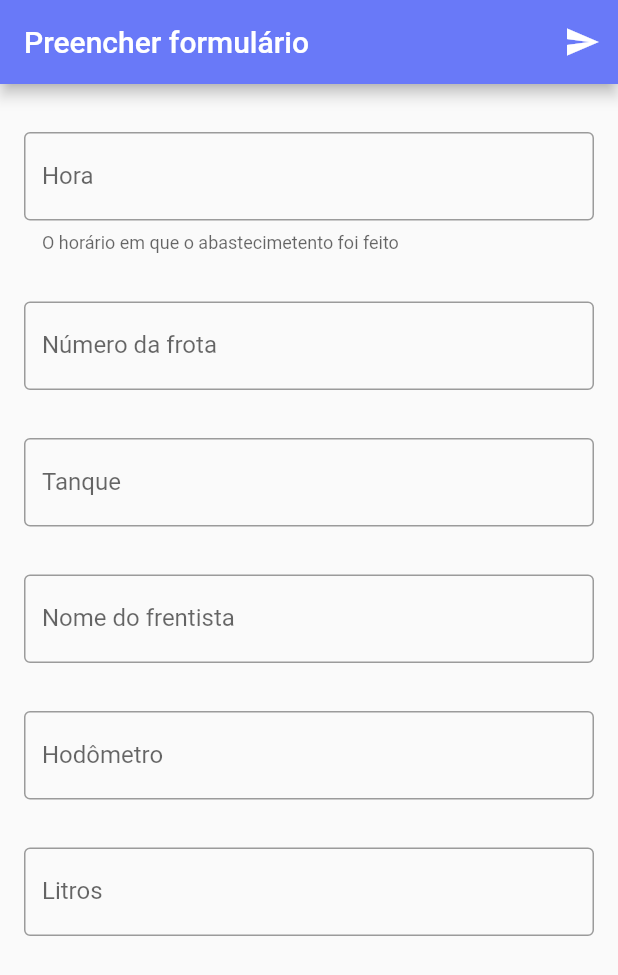
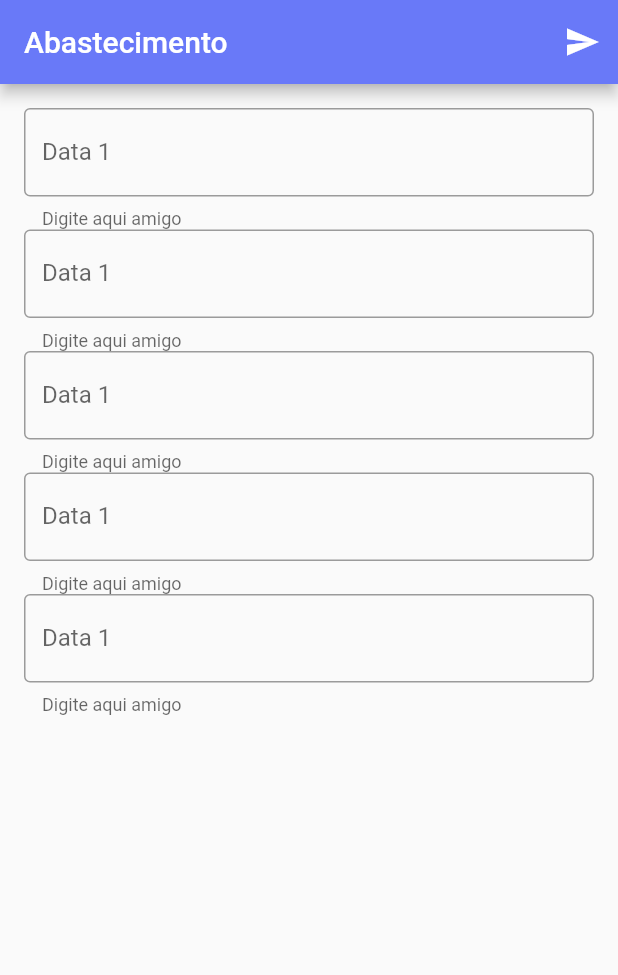
Before and after one commit to fhsbatista/mais-data, a Flutter app: the screen it shows after launch, on a phone screen of 412 x 824 dp. Shown: the top 975 px of the screen. Run offline on Flutter 3.47's test engine with Material 2 defaults, Android fonts, the phone set to English and light mode, and no system bars; our stand-ins replace mask_text_input_formatter.

Commit message:
refactored so that we can create forms from a dtaset that represents a list of widgets

```diff
--- a/lib/fill_form/fill_form_page.dart
+++ b/lib/fill_form/fill_form_page.dart
@@ -1,38 +1,43 @@
 import 'package:flutter/material.dart';
-import 'package:flutter/services.dart';
-import 'package:maisdata/shared/field_validators.dart';
-import 'package:maisdata/shared/formatters.dart';
-import 'package:mask_text_input_formatter/mask_text_input_formatter.dart';
+import 'package:maisdata/widgets/Form.dart' as my;
 import 'package:url_launcher/url_launcher.dart';
 
 class FillFormPage extends StatefulWidget {
+  final my.Form form;
+
+  FillFormPage({@required this.form});
+
   @override
-  _FillFormPageState createState() => _FillFormPageState();
+  _FillFormPageState createState() => _FillFormPageState(form);
 }
 
 class _FillFormPageState extends State<FillFormPage> {
-  String hora = "";
-  String frota = "";
-  String tanque = "";
-  String frentista = "";
-  String hodometro = "";
-  String litros = "";
+  final my.Form form;
 
+  _FillFormPageState(this.form);
+
+  String _data = "";
+  String _hora = "";
+  String _frota = "";
+  String _tanque = "";
+  String _frentista = "";
+  String _hodometro = "";
+  String _litros = "";
   final _formKey = GlobalKey<FormState>();
 
   @override
   Widget build(BuildContext context) {
     return Scaffold(
       appBar: AppBar(
-        title: Text('Preencher formulário'),
+        title: Text(form.title),
         actions: <Widget>[
           Builder(
             builder: (context) => IconButton(
                 icon: Icon(Icons.send),
                 onPressed: () {
                   if (_formKey.currentState.validate()) {
-                    _sendEmail(
-                        hora, frota, tanque, frentista, hodometro, litros);
+                    _sendEmail(_hora, _frota, _tanque, _frentista, _hodometro,
+                        _litros);
                   } else {
                     Scaffold.of(context).showSnackBar(SnackBar(
                       content: Text('Preencha todos os campos'),
@@ -49,100 +54,7 @@ class _FillFormPageState extends State<FillFormPage> {
           child: Form(
             key: _formKey,
             child: Column(
-              children: <Widget>[
-                Container(
-                  margin: EdgeInsets.symmetric(vertical: 16),
-                  child: TextFormField(
-                    inputFormatters: <TextInputFormatter>[
-                      MaskTextInputFormatter(
-                          mask: '##:##', filter: {"#": RegExp(r'[0-9]')})
-                    ],
-                    keyboardType: TextInputType.datetime,
-                    onChanged: (text) {
-                      hora = text;
-                    },
-                    validator: emptynessValidator,
-                    decoration: InputDecoration(
-                        border: OutlineInputBorder(),
-                        labelText: 'Hora',
-                        helperText:
-                            'O horário em que o abastecimetento foi feito'),
-                  ),
-                ),
-                Container(
-                  margin: EdgeInsets.symmetric(vertical: 16),
-                  child: TextFormField(
-                    keyboardType: TextInputType.number,
-                    onChanged: (text) {
-                      frota = text;
-                    },
-                    validator: emptynessValidator,
-                    decoration: InputDecoration(
-                      border: OutlineInputBorder(),
-                      labelText: 'Número da frota',
-                    ),
-                  ),
-                ),
-                Container(
-                  margin: EdgeInsets.symmetric(vertical: 16),
-                  child: TextFormField(
-                    keyboardType: TextInputType.text,
-                    onChanged: (text) {
-                      tanque = text;
-                    },
-                    validator: emptynessValidator,
-                    decoration: InputDecoration(
-                      border: OutlineInputBorder(),
-                      labelText: 'Tanque',
-                    ),
-                  ),
-                ),
-                Container(
-                  margin: EdgeInsets.symmetric(vertical: 16),
-                  child: TextFormField(
-                    textCapitalization: TextCapitalization.words,
-                    keyboardType: TextInputType.text,
-                    onChanged: (text) {
-                      frentista = text;
-                    },
-                    validator: emptynessValidator,
-                    decoration: InputDecoration(
-                      border: OutlineInputBorder(),
-                      labelText: 'Nome do frentista',
-                    ),
-                  ),
-                ),
-                Container(
-                  margin: EdgeInsets.symmetric(vertical: 16),
-                  child: TextFormField(
-                    inputFormatters: [DecimalNumberFormatter(hundreds: 1)],
-                    keyboardType: TextInputType.number,
-                    onChanged: (text) {
-                      hodometro = text;
-                    },
-                    validator: emptynessValidator,
-                    decoration: InputDecoration(
-                      border: OutlineInputBorder(),
-                      labelText: 'Hodômetro',
-                    ),
-                  ),
-                ),
-                Container(
-                  margin: EdgeInsets.symmetric(vertical: 16),
-                  child: TextFormField(
-                    inputFormatters: [DecimalNumberFormatter(hundreds: 1)],
-                    keyboardType: TextInputType.number,
-                    onChanged: (text) {
-                      litros = text;
-                    },
-                    validator: emptynessValidator,
-                    decoration: InputDecoration(
-                      border: OutlineInputBorder(),
-                      labelText: 'Litros',
-                    ),
-                  ),
-                )
-              ],
+              children: form.fields,
             ),
           ),
         ),
--- a/lib/main.dart
+++ b/lib/main.dart
@@ -1,15 +1,52 @@
 import 'package:flutter/material.dart';
 import 'package:maisdata/fill_form/fill_form_page.dart';
 import 'package:maisdata/shared/colors.dart';
+import 'package:maisdata/widgets/DateField.dart';
+import 'package:maisdata/widgets/Form.dart' as my;
 
 void main() => runApp(
       MaterialApp(
         theme: ThemeData(
           primaryColor: kPrimaryColor,
-          accentColor:  kAccentColor,
+          accentColor: kAccentColor,
         ),
         title: 'Mais Data',
-        home: FillFormPage(),
-
+        home: FillFormPage(
+          form: my.Form(
+            title: 'Abastecimento',
+            fields: [
+              DateField(
+                label: 'Data 1',
+                helperText: 'Digite aqui amigo',
+                onChanged: null,
+                isRequired: true,
+              ),
+              DateField(
+                label: 'Data 1',
+                helperText: 'Digite aqui amigo',
+                onChanged: null,
+                isRequired: true,
+              ),
+              DateField(
+                label: 'Data 1',
+                helperText: 'Digite aqui amigo',
+                onChanged: null,
+                isRequired: true,
+              ),
+              DateField(
+                label: 'Data 1',
+                helperText: 'Digite aqui amigo',
+                onChanged: null,
+                isRequired: false,
+              ),
+              DateField(
+                label: 'Data 1',
+                helperText: 'Digite aqui amigo',
+                onChanged: null,
+                isRequired: false,
+              ),
+            ],
+          ),
+        ),
       ),
     );
--- /dev/null
+++ b/lib/widgets/DateField.dart
@@ -0,0 +1,30 @@
+import 'package:flutter/material.dart';
+import 'package:flutter/services.dart';
+import 'package:maisdata/shared/field_validators.dart';
+import 'package:mask_text_input_formatter/mask_text_input_formatter.dart';
+
+class DateField extends StatelessWidget {
+  final String label;
+  final String helperText;
+  final void Function(String text) onChanged;
+  final bool isRequired;
+
+  DateField({this.label, this.helperText, this.onChanged, this.isRequired});
+
+  @override
+  Widget build(BuildContext context) {
+    return TextFormField(
+      inputFormatters: <TextInputFormatter>[
+        MaskTextInputFormatter(
+            mask: '##/##/####', filter: {"#": RegExp(r'[0-9]')})
+      ],
+      keyboardType: TextInputType.datetime,
+      onChanged: (text) => onChanged(text),
+      validator: isRequired ? emptynessValidator : null,
+      decoration: InputDecoration(
+          border: OutlineInputBorder(),
+          labelText: label,
+          helperText: helperText),
+    );
+  }
+}
--- /dev/null
+++ b/lib/widgets/Form.dart
@@ -0,0 +1,8 @@
+import 'DateField.dart';
+
+class Form {
+  final String title;
+  final List<DateField> fields;
+
+  Form({this.title, this.fields});
+}
```
